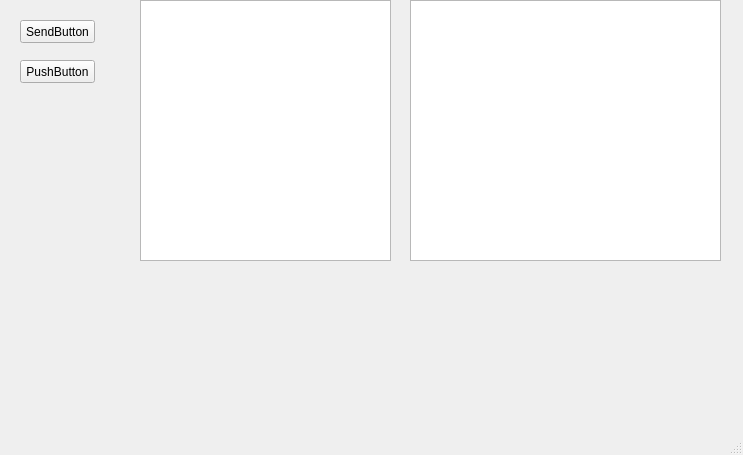
Old version of the form mainwindow.ui in the repository Vad118/server.
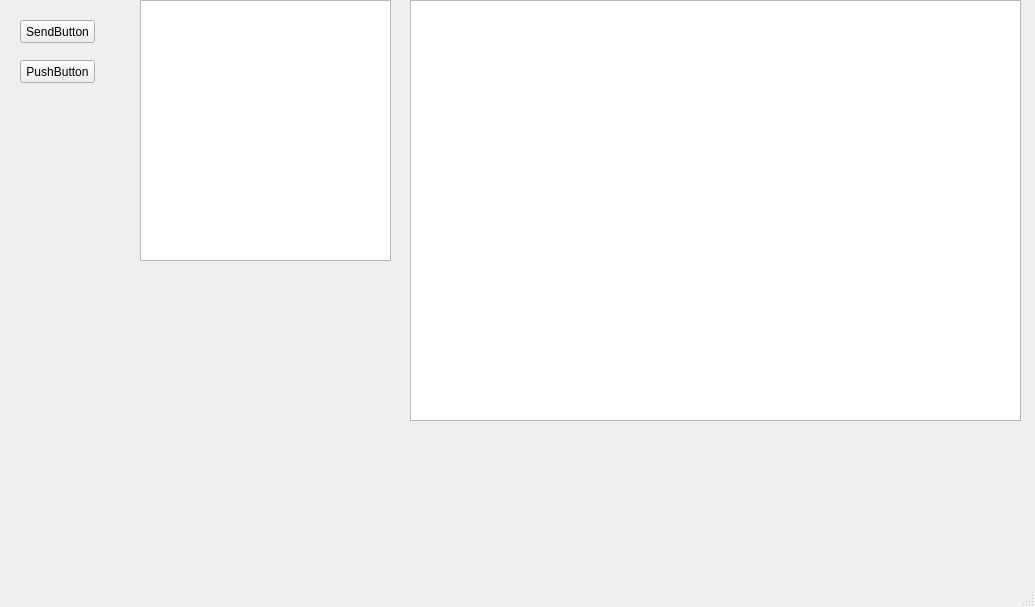
New version of the form.

```diff
--- a/mainwindow.ui
+++ b/mainwindow.ui
@@ -6,8 +6,8 @@
    <rect>
     <x>0</x>
     <y>0</y>
-    <width>743</width>
-    <height>455</height>
+    <width>1035</width>
+    <height>607</height>
    </rect>
   </property>
   <property name="windowTitle">
@@ -45,8 +45,8 @@
      <rect>
       <x>410</x>
       <y>0</y>
-      <width>311</width>
-      <height>261</height>
+      <width>611</width>
+      <height>421</height>
      </rect>
     </property>
    </widget>
```
Left out of the diff: 2 changed lines with no effect on the pictures.
